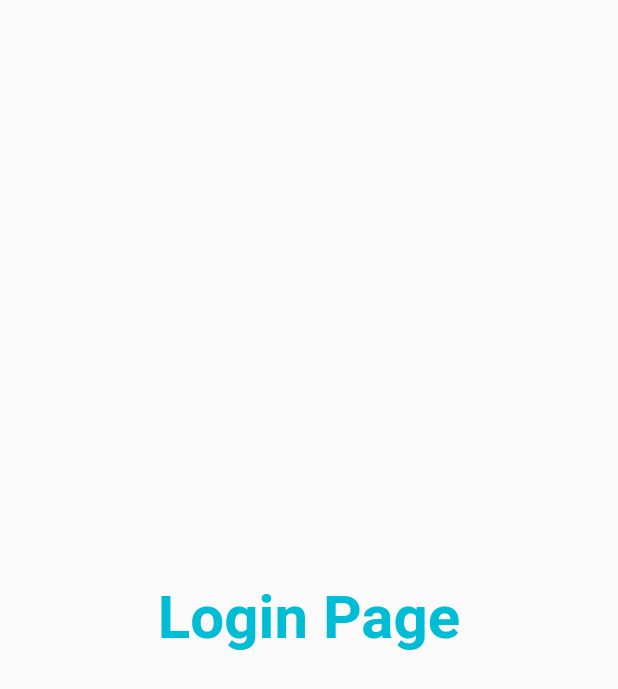
After one commit to aprashant21/Flutter-Practice, a Flutter app: the screen it shows after launch, on a phone screen of 412 x 824 dp. The commit adds this screen. Shown: the top 689 px of the screen. Run offline on Flutter 3.47's test engine with Material 2 defaults, Android fonts, the phone set to English and light mode, and no system bars; Roboto replaces fonts that are missing (Times New Roman).

Commit message:
routes, theme, and textstyle cleared

```diff
--- a/flutter_practice1/lib/main.dart
+++ b/flutter_practice1/lib/main.dart
@@ -1,6 +1,7 @@
 import 'package:flutter/material.dart';
-import 'package:flutter_practice1/home.dart';
-import 'home.dart';
+import 'package:flutter_practice1/pages/home.dart';
+import 'package:flutter_practice1/pages/login.dart';
+import 'pages/home.dart';
 
 void main() {
   runApp(MyApp());
@@ -10,6 +11,16 @@ void main() {
 class MyApp extends StatelessWidget {
   @override
   Widget build(BuildContext context) {
-    return MaterialApp(home: HomePage());
+    return MaterialApp(
+      themeMode: ThemeMode.light,
+      theme: ThemeData(primarySwatch: Colors.lime),
+      darkTheme: ThemeData(primarySwatch: Colors.lime),
+      // initialRoute: "/home",
+      routes: {
+        "/": (context) => LoginPage(),
+        "/home": (context) => HomePage(),
+        "/login": (context) => LoginPage()
+      },
+    );
   }
 }
--- /dev/null
+++ b/flutter_practice1/lib/pages/login.dart
@@ -0,0 +1,20 @@
+import 'package:flutter/material.dart';
+
+class LoginPage extends StatelessWidget {
+  @override
+  Widget build(BuildContext context) {
+    return Material(
+      child:Center(
+        child:Text("Login Page",
+        style: TextStyle(
+          fontFamily: "Times New Roman",
+          fontSize: 20,
+          fontWeight: FontWeight.bold,
+          color: Colors.cyan,
+        ),
+        textScaleFactor: 2.0,
+        ),
+      )
+    );
+  }
+}
```
Also changed, not shown: flutter_practice1/lib/pages/home.dart (renamed from flutter_practice1/lib/home.dart).
